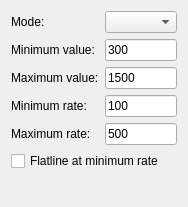
flysight/flysight-configurator, file src/rateform.ui: the form before one commit.
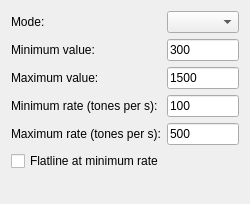
The form after the commit.

Commit message: Changes to units in dialog

The edit to the form file:
```diff
--- a/src/rateform.ui
+++ b/src/rateform.ui
@@ -6,8 +6,8 @@
    <rect>
     <x>0</x>
     <y>0</y>
-    <width>150</width>
-    <height>207</height>
+    <width>194</width>
+    <height>204</height>
    </rect>
   </property>
   <property name="windowTitle">
@@ -63,7 +63,7 @@
      <item row="3" column="0">
       <widget class="QLabel" name="label_7">
        <property name="text">
-        <string>Minimum rate:</string>
+        <string>Minimum rate (tones per s):</string>
        </property>
       </widget>
      </item>
@@ -80,7 +80,7 @@
      <item row="4" column="0">
       <widget class="QLabel" name="label_6">
        <property name="text">
-        <string>Maximum rate:</string>
+        <string>Maximum rate (tones per s):</string>
        </property>
       </widget>
      </item>
```
The commit also changes 3 other files.
